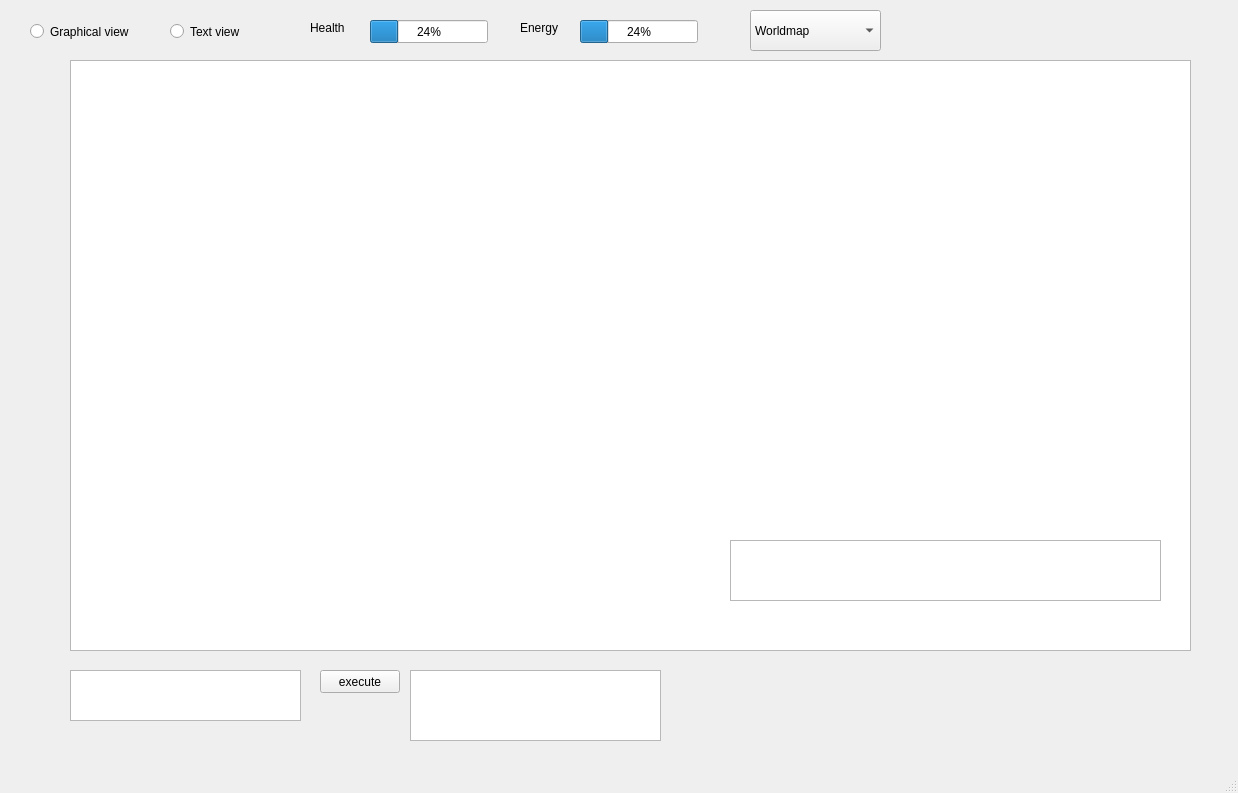
The window that mainwindow.ui (CemalYet/PathPlanner) describes before a commit, drawn with Qt 5.
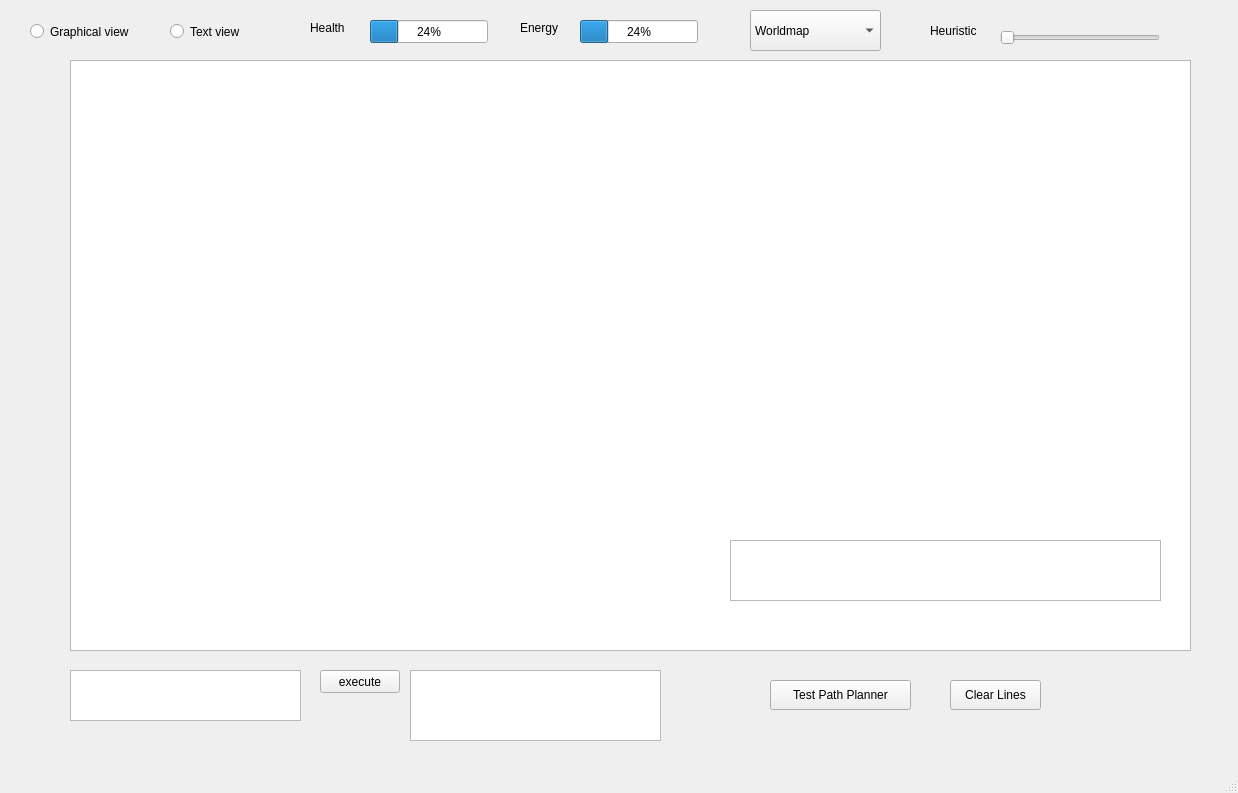
The same window after the commit. Icons and pictures are not drawn.

Commit message: added button and update pathplanner

The edit to the form file:
```diff
--- a/mainwindow.ui
+++ b/mainwindow.ui
@@ -242,6 +242,70 @@
      </property>
     </item>
    </widget>
+   <widget class="QSlider" name="horizontalSlider">
+    <property name="geometry">
+     <rect>
+      <x>1000</x>
+      <y>30</y>
+      <width>160</width>
+      <height>16</height>
+     </rect>
+    </property>
+    <property name="maximum">
+     <number>50</number>
+    </property>
+    <property name="singleStep">
+     <number>1</number>
+    </property>
+    <property name="pageStep">
+     <number>50</number>
+    </property>
+    <property name="value">
+     <number>0</number>
+    </property>
+    <property name="orientation">
+     <enum>Qt::Horizontal</enum>
+    </property>
+   </widget>
+   <widget class="QLabel" name="label_3">
+    <property name="geometry">
+     <rect>
+      <x>930</x>
+      <y>20</y>
+      <width>67</width>
+      <height>22</height>
+     </rect>
+    </property>
+    <property name="text">
+     <string>Heuristic</string>
+    </property>
+   </widget>
+   <widget class="QPushButton" name="pushButton">
+    <property name="geometry">
+     <rect>
+      <x>770</x>
+      <y>680</y>
+      <width>141</width>
+      <height>30</height>
+     </rect>
+    </property>
+    <property name="text">
+     <string>Test Path Planner</string>
+    </property>
+   </widget>
+   <widget class="QPushButton" name="clearLines">
+    <property name="geometry">
+     <rect>
+      <x>950</x>
+      <y>680</y>
+      <width>91</width>
+      <height>30</height>
+     </rect>
+    </property>
+    <property name="text">
+     <string>Clear Lines</string>
+    </property>
+   </widget>
   </widget>
   <widget class="QMenuBar" name="menubar">
    <property name="geometry">
```
Left out of the diff: 6 changed lines with no effect on the pictures. The commit also changes 4 other files.
